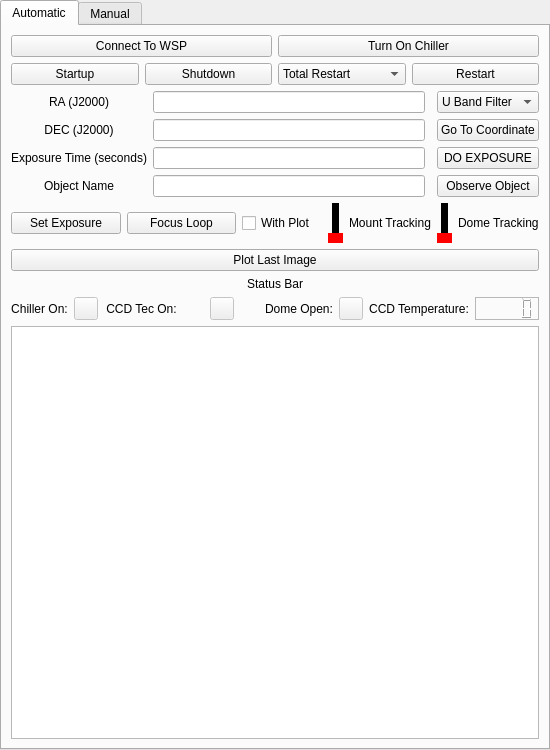
The window that Summer_GUI/form.ui (winter-telescope/observatory) describes before a commit, drawn with Qt 5.
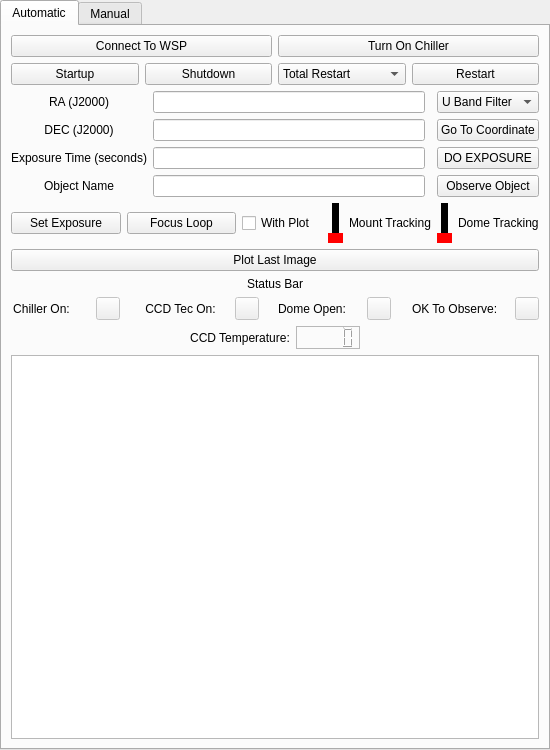
The same window after the commit.

```diff
--- a/Summer_GUI/form.ui
+++ b/Summer_GUI/form.ui
@@ -417,17 +417,9 @@
      </item>
      <item>
       <layout class="QGridLayout" name="gridLayout_3">
-       <item row="0" column="0" colspan="10">
-        <widget class="QLabel" name="label_5">
-         <property name="text">
-          <string>Status Bar</string>
-         </property>
-         <property name="alignment">
-          <set>Qt::AlignCenter</set>
-         </property>
-        </widget>
-       </item>
-       <item row="1" column="0" colspan="2">
+       <item row="1" column="0" colspan="5">
+        <layout class="QHBoxLayout" name="horizontalLayout_15">
+         <item>
         <layout class="QHBoxLayout" name="horizontalLayout_2">
          <item>
           <widget class="QLabel" name="label_6">
@@ -451,7 +443,78 @@
          </item>
         </layout>
        </item>
-       <item row="1" column="7" colspan="3">
+         <item>
+          <layout class="QHBoxLayout" name="horizontalLayout_4">
+           <item>
+            <widget class="QLabel" name="label_8">
+             <property name="text">
+              <string>CCD Tec On:</string>
+             </property>
+             <property name="alignment">
+              <set>Qt::AlignCenter</set>
+             </property>
+            </widget>
+           </item>
+           <item alignment="Qt::AlignHCenter|Qt::AlignVCenter">
+            <widget class="QToolButton" name="ccd_status_light">
+             <property name="enabled">
+              <bool>false</bool>
+             </property>
+             <property name="text">
+              <string/>
+             </property>
+            </widget>
+           </item>
+          </layout>
+         </item>
+         <item>
+          <layout class="QHBoxLayout" name="horizontalLayout_3">
+           <item>
+            <widget class="QLabel" name="label_7">
+             <property name="text">
+              <string>Dome Open:</string>
+             </property>
+             <property name="alignment">
+              <set>Qt::AlignCenter</set>
+             </property>
+            </widget>
+           </item>
+           <item alignment="Qt::AlignHCenter|Qt::AlignVCenter">
+            <widget class="QToolButton" name="dome_status_light">
+             <property name="enabled">
+              <bool>false</bool>
+             </property>
+             <property name="text">
+              <string/>
+             </property>
+            </widget>
+           </item>
+          </layout>
+         </item>
+         <item>
+          <layout class="QHBoxLayout" name="horizontalLayout_13">
+           <item>
+            <widget class="QLabel" name="label_3">
+             <property name="text">
+              <string>OK To Observe:</string>
+             </property>
+            </widget>
+           </item>
+           <item>
+            <widget class="QToolButton" name="chiller_status_light_2">
+             <property name="enabled">
+              <bool>false</bool>
+             </property>
+             <property name="text">
+              <string/>
+             </property>
+            </widget>
+           </item>
+          </layout>
+         </item>
+        </layout>
+       </item>
+       <item row="2" column="2">
         <layout class="QHBoxLayout" name="horizontalLayout_5">
          <item>
           <widget class="QLabel" name="label_9">
@@ -483,53 +546,15 @@
          </item>
         </layout>
        </item>
-       <item row="1" column="6">
-        <layout class="QHBoxLayout" name="horizontalLayout_3">
-         <item>
-          <widget class="QLabel" name="label_7">
+       <item row="0" column="0" colspan="5">
+        <widget class="QLabel" name="label_5">
            <property name="text">
-            <string>Dome Open:</string>
+          <string>Status Bar</string>
            </property>
            <property name="alignment">
             <set>Qt::AlignCenter</set>
            </property>
           </widget>
-         </item>
-         <item alignment="Qt::AlignHCenter|Qt::AlignVCenter">
-          <widget class="QToolButton" name="dome_status_light">
-           <property name="enabled">
-            <bool>false</bool>
-           </property>
-           <property name="text">
-            <string/>
-           </property>
-          </widget>
-         </item>
-        </layout>
-       </item>
-       <item row="1" column="2" colspan="4">
-        <layout class="QHBoxLayout" name="horizontalLayout_4">
-         <item>
-          <widget class="QLabel" name="label_8">
-           <property name="text">
-            <string>CCD Tec On:</string>
-           </property>
-           <property name="alignment">
-            <set>Qt::AlignCenter</set>
-           </property>
-          </widget>
-         </item>
-         <item alignment="Qt::AlignHCenter|Qt::AlignVCenter">
-          <widget class="QToolButton" name="ccd_status_light">
-           <property name="enabled">
-            <bool>false</bool>
-           </property>
-           <property name="text">
-            <string/>
-           </property>
-          </widget>
-         </item>
-        </layout>
        </item>
       </layout>
      </item>
```
Lines whose indentation alone changed are shown as unchanged.
